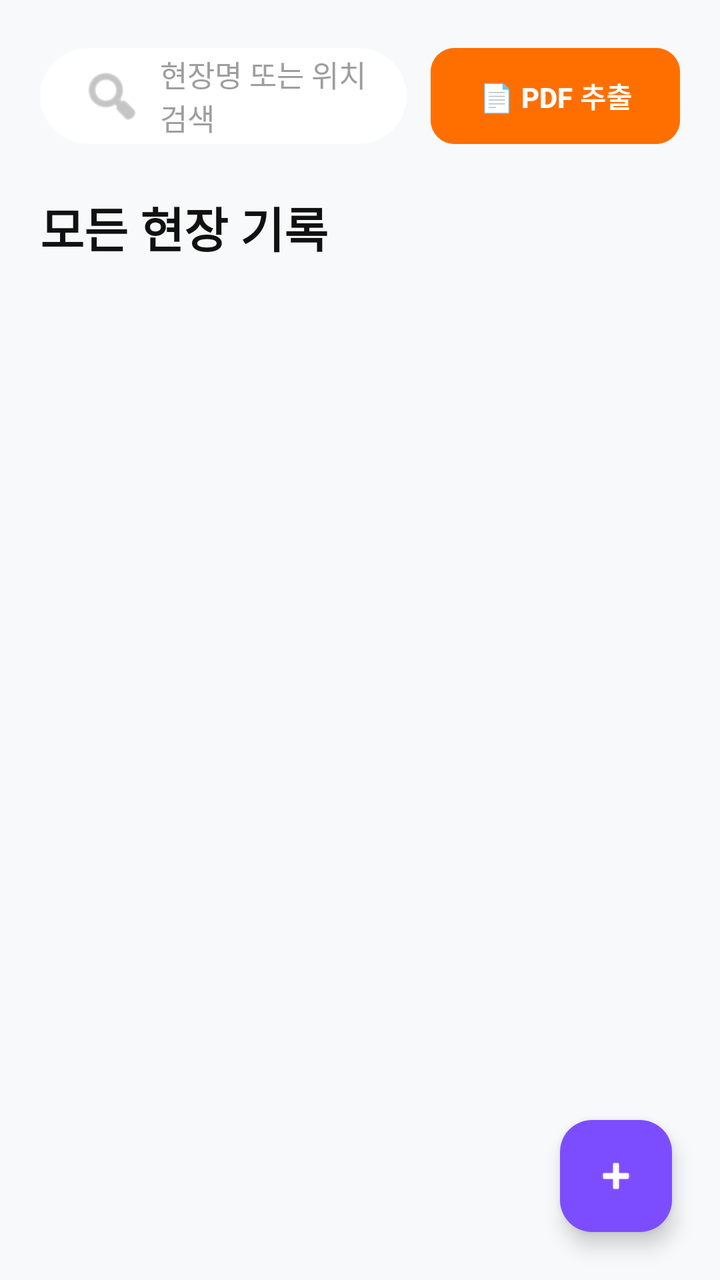
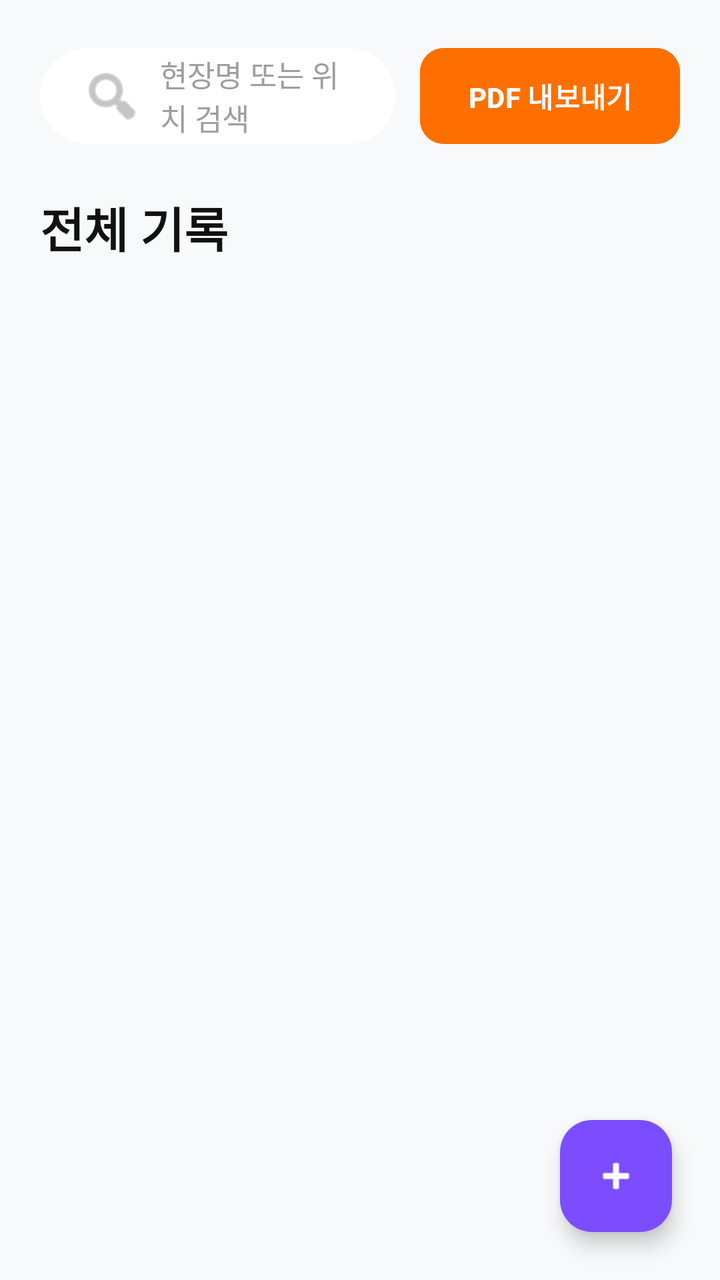

Screens rendered from an Android XML layout before and after an edit, with the pre-edit source and the edit as a unified diff.
<!-- AndroidManifest.xml: application theme Theme.Siteboard -->
<!-- res/layout/fragment_home.xml -->
<?xml version="1.0" encoding="utf-8"?>
<androidx.constraintlayout.widget.ConstraintLayout
    xmlns:android="http://schemas.android.com/apk/res/android"
    xmlns:app="http://schemas.android.com/apk/res-auto"
    android:layout_width="match_parent"
    android:layout_height="match_parent"
    android:background="#F8F9FA">

    <LinearLayout
        android:id="@+id/layoutTop"
        android:layout_width="match_parent"
        android:layout_height="wrap_content"
        android:orientation="horizontal"
        android:paddingHorizontal="20dp"
        android:paddingTop="24dp"
        android:paddingBottom="16dp"
        app:layout_constraintTop_toTopOf="parent">

        <androidx.cardview.widget.CardView
            android:layout_width="0dp"
            android:layout_height="48dp"
            android:layout_weight="1"
            app:cardCornerRadius="24dp"
            app:cardElevation="0dp"
            app:cardBackgroundColor="#FFFFFF"
            android:layout_marginEnd="12dp">
            <EditText
                android:id="@+id/etSearch"
                android:layout_width="match_parent"
                android:layout_height="match_parent"
                android:background="@null"
                android:hint="현장명 또는 위치 검색"
                android:textColorHint="#9E9E9E"
                android:textColor="#111111"
                android:textSize="15sp"
                android:paddingHorizontal="20dp"
                android:drawableStart="@android:drawable/ic_menu_search"
                android:drawablePadding="8dp"
                android:drawableTint="#9E9E9E"/>
        </androidx.cardview.widget.CardView>

        <Button
            android:id="@+id/btnExportPdf"
            android:layout_width="wrap_content"
            android:layout_height="48dp"
            android:text="📄 PDF 추출"
            android:textColor="#FFFFFF"
            android:textStyle="bold"
            android:backgroundTint="#FF6F00"
            app:cornerRadius="12dp"
            android:insetTop="0dp"
            android:insetBottom="0dp"/>
    </LinearLayout>

    <TextView
        android:id="@+id/tvTitle"
        android:layout_width="wrap_content"
        android:layout_height="wrap_content"
        android:text="모든 현장 기록"
        android:textSize="24sp"
        android:textColor="#111111"
        android:textStyle="bold"
        android:layout_marginStart="20dp"
        android:layout_marginTop="8dp"
        app:layout_constraintTop_toBottomOf="@id/layoutTop"
        app:layout_constraintStart_toStartOf="parent" />

    <androidx.recyclerview.widget.RecyclerView
        android:id="@+id/rvPostList"
        android:layout_width="match_parent"
        android:layout_height="0dp"
        android:clipToPadding="false"
        android:padding="12dp"
        android:layout_marginTop="12dp"
        app:layout_constraintTop_toBottomOf="@id/tvTitle"
        app:layout_constraintBottom_toBottomOf="parent" />

    <LinearLayout
        android:id="@+id/layoutEmpty"
        android:layout_width="wrap_content"
        android:layout_height="wrap_content"
        android:orientation="vertical"
        android:gravity="center"
        android:visibility="gone"
        app:layout_constraintTop_toTopOf="parent"
        app:layout_constraintBottom_toBottomOf="parent"
        app:layout_constraintStart_toStartOf="parent"
        app:layout_constraintEnd_toEndOf="parent">
        <TextView android:layout_width="wrap_content" android:layout_height="wrap_content" android:text="📷" android:textSize="48sp" android:layout_marginBottom="16dp"/>
        <TextView android:layout_width="wrap_content" android:layout_height="wrap_content" android:text="기록된 사진이 없습니다" android:textSize="18sp" android:textColor="#555555" android:textStyle="bold"/>
    </LinearLayout>

    <com.google.android.material.floatingactionbutton.FloatingActionButton
        android:id="@+id/btnOpenSub"
        android:layout_width="wrap_content"
        android:layout_height="wrap_content"
        android:layout_margin="24dp"
        android:src="@android:drawable/ic_input_add"
        app:tint="#FFFFFF"
        app:backgroundTint="#7C4DFF"
        app:elevation="6dp"
        app:layout_constraintBottom_toBottomOf="parent"
        app:layout_constraintEnd_toEndOf="parent" />
</androidx.constraintlayout.widget.ConstraintLayout>
<!-- resources referenced by this layout -->
<resources>
  <style name="Theme.Siteboard" parent="Base.Theme.Siteboard" />
  <style name="Base.Theme.Siteboard" parent="Theme.Material3.DayNight.NoActionBar">
          
          
      </style>
</resources>

<!-- the commit's change to res/layout/fragment_home.xml (unified diff, before → after) -->
@@ -43,7 +43,7 @@
             android:id="@+id/btnExportPdf"
             android:layout_width="wrap_content"
             android:layout_height="48dp"
-            android:text="📄 PDF 추출"
+            android:text="PDF 내보내기"
             android:textColor="#FFFFFF"
             android:textStyle="bold"
             android:backgroundTint="#FF6F00"
@@ -56,7 +56,7 @@
         android:id="@+id/tvTitle"
         android:layout_width="wrap_content"
         android:layout_height="wrap_content"
-        android:text="모든 현장 기록"
+        android:text="전체 기록"
         android:textSize="24sp"
         android:textColor="#111111"
         android:textStyle="bold"
